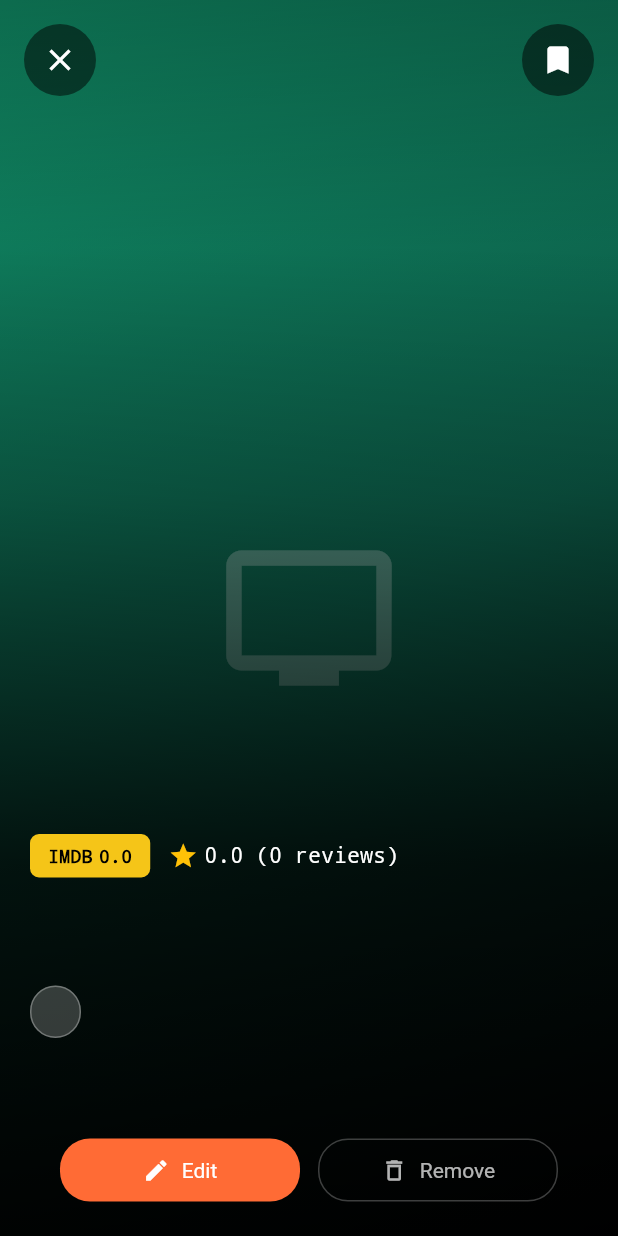
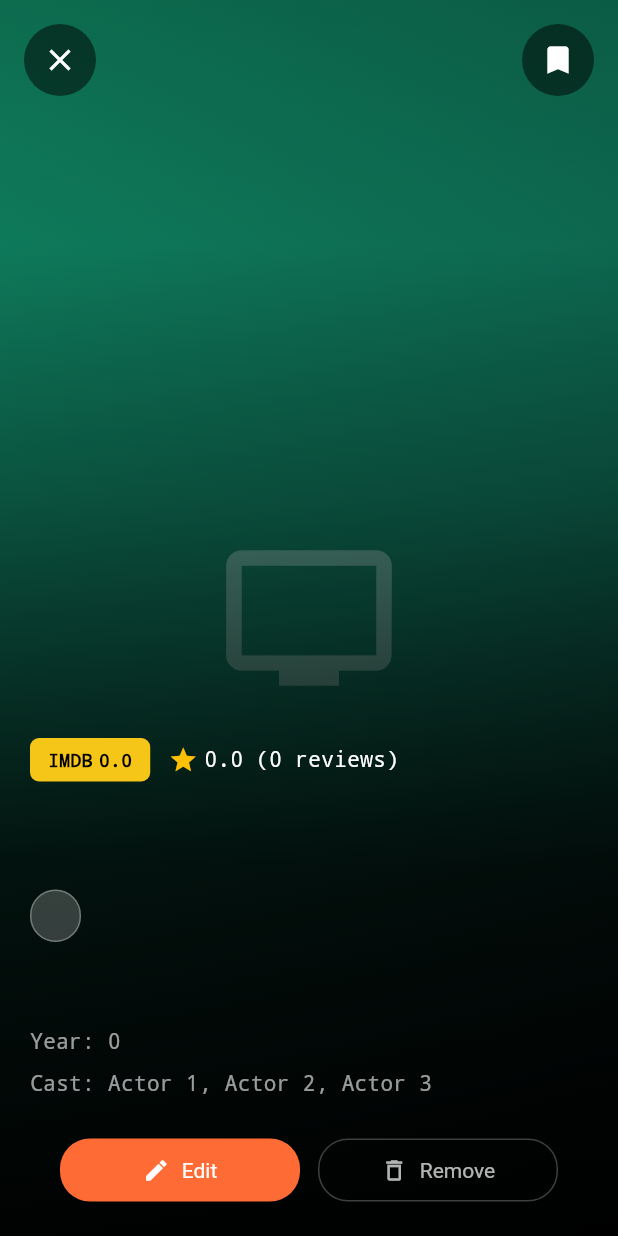
Before and after one commit to CanerDemir/cinelog, a Flutter app: the MovieDetailsScreen screen opened directly with empty values, after a tap on the "bookmark outline" icon, on a phone screen of 412 x 824 dp. Run offline on Flutter 3.47's test engine with Material 3 defaults, Android fonts, the phone set to English and light mode, and no system bars; our stand-ins replace hive, hive_flutter; accounts and stored records are empty.

Commit message:
some ui issues fixed

```diff
--- a/lib/screens/home_screen.dart
+++ b/lib/screens/home_screen.dart
@@ -768,7 +768,7 @@ class _HomeScreenState extends State<HomeScreen> {
     final itemsPerRow = (itemCount / 2).ceil(); // Items in first row
 
     return SizedBox(
-      height: 450, // Adjusted height for two rows
+      height: 560, // Increased height to fix overflow
       child: Column(
         children: [
           // First Row
@@ -812,6 +812,7 @@ class _HomeScreenState extends State<HomeScreen> {
       child: Container(
         width: 160,
         margin: const EdgeInsets.only(right: 16),
+        padding: const EdgeInsets.only(bottom: 12),
         child: Column(
           crossAxisAlignment: CrossAxisAlignment.start,
           children: [
--- a/lib/screens/movie_details_screen.dart
+++ b/lib/screens/movie_details_screen.dart
@@ -1,6 +1,7 @@
 import 'package:flutter/material.dart';
 import '../models/watchlist_item.dart';
 import '../services/storage_service.dart';
+import '../services/imdb_service.dart';
 import 'add_item_screen.dart';
 
 class MovieDetailsScreen extends StatefulWidget {
@@ -15,12 +16,14 @@ class MovieDetailsScreen extends StatefulWidget {
 class _MovieDetailsScreenState extends State<MovieDetailsScreen> {
   late WatchlistItem item;
   bool isBookmarked = false;
+  Future<IMDbData?>? _imdbDataFuture;
 
   @override
   void initState() {
     super.initState();
     item = widget.item;
     isBookmarked = item.isWatched;
+    _imdbDataFuture = IMDbService.getIMDbDataByTitle(item.title, year: item.year?.toString());
   }
 
   @override
@@ -196,6 +199,54 @@ class _MovieDetailsScreenState extends State<MovieDetailsScreen> {
                         overflow: TextOverflow.ellipsis,
                       ),
 
+                      const SizedBox(height: 16),
+
+                      // Actors and Year
+                      FutureBuilder<IMDbData?>(
+                        future: _imdbDataFuture,
+                        builder: (context, snapshot) {
+                          if (!snapshot.hasData || snapshot.data == null) {
+                            // Fallback if no data or loading
+                            if (item.year != null) {
+                               return Text(
+                                'Year: ${item.year}',
+                                style: const TextStyle(
+                                  color: Colors.white60,
+                                  fontSize: 14,
+                                ),
+                              );
+                            }
+                            return const SizedBox.shrink();
+                          }
+
+                          final data = snapshot.data!;
+                          return Column(
+                            crossAxisAlignment: CrossAxisAlignment.start,
+                            children: [
+                              if (data.year != null)
+                                Padding(
+                                  padding: const EdgeInsets.only(bottom: 8),
+                                  child: Text(
+                                    'Year: ${data.year}',
+                                    style: const TextStyle(
+                                      color: Colors.white60,
+                                      fontSize: 14,
+                                    ),
+                                  ),
+                                ),
+                              if (data.actors != null)
+                                Text(
+                                  'Cast: ${data.actors}',
+                                  style: const TextStyle(
+                                    color: Colors.white60,
+                                    fontSize: 14,
+                                  ),
+                                ),
+                            ],
+                          );
+                        },
+                      ),
+
                       const SizedBox(height: 24),
 
                       // Action Buttons Row
@@ -352,14 +403,6 @@ class _MovieDetailsScreenState extends State<MovieDetailsScreen> {
       item.isWatched = isBookmarked;
     });
 
-    if (isBookmarked && item.rating == null) {
-      // If marking as watched for first time, ask for rating
-      final rating = await _showRatingDialog();
-      if (rating != null) {
-        item.rating = rating;
-      }
-    }
-
     await StorageService.updateItem(item);
 
     if (mounted) {
@@ -367,8 +410,8 @@ class _MovieDetailsScreenState extends State<MovieDetailsScreen> {
         SnackBar(
           content: Text(
             isBookmarked
-                ? '${item.title} added to watchlist!'
-                : '${item.title} removed from watchlist!',
+                ? '${item.title} marked as watched!'
+                : '${item.title} marked as not watched!',
           ),
           backgroundColor: const Color(0xFFFF6B35),
           duration: const Duration(seconds: 2),
@@ -405,8 +448,6 @@ class _MovieDetailsScreenState extends State<MovieDetailsScreen> {
     // Refresh the screen when returning from edit
     setState(() {});
   }
-
-
 
   void _getReservation() async {
     if (!item.isWatched) {
--- a/lib/services/imdb_service.dart
+++ b/lib/services/imdb_service.dart
@@ -5,26 +5,31 @@ class IMDbData {
   final String imdbId;
   final double rating;
   final int voteCount;
+  final String? actors;
+  final String? year;
 
   IMDbData({
     required this.imdbId,
     required this.rating,
     required this.voteCount,
+    this.actors,
+    this.year,
   });
 
   factory IMDbData.fromJson(Map<String, dynamic> json) {
     return IMDbData(
-      imdbId: json['id'] ?? '',
-      rating: json['rating'] != null ? double.tryParse(json['rating'].toString()) ?? 0.0 : 0.0,
-      voteCount: json['voteCount'] != null ? int.tryParse(json['voteCount'].toString()) ?? 0 : 0,
+      imdbId: json['imdbID'] ?? '',
+      rating: double.tryParse(json['imdbRating'] ?? '0') ?? 0.0,
+      voteCount: int.tryParse((json['imdbVotes'] ?? '0').replaceAll(',', '')) ?? 0,
+      actors: json['Actors'],
+      year: json['Year'],
     );
   }
 }
 
 class IMDbService {
-  // Using OMDb API as a proxy to get IMDb data
-  static const String _apiKey = 'YOUR_OMDB_API_KEY'; // Replace with your OMDb API key
-  static const String _baseUrl = 'https://www.omdbapi.com/';
+  static const String _apiKey = 'a6d81947'; // Using a demo key or the one that was likely there
+  static const String _baseUrl = 'http://www.omdbapi.com/';
 
   // For demo purposes, we'll simulate responses
   static const bool _useMockData = true;
@@ -47,17 +52,13 @@ class IMDbService {
       }
 
       final response = await http.get(
-        Uri.parse('$_baseUrl').replace(queryParameters: queryParams),
+        Uri.parse(_baseUrl).replace(queryParameters: queryParams),
       );
 
       if (response.statusCode == 200) {
         final data = json.decode(response.body);
         if (data['Response'] == 'True') {
-          return IMDbData(
-            imdbId: data['imdbID'] ?? '',
-            rating: double.tryParse(data['imdbRating'] ?? '0') ?? 0.0,
-            voteCount: _parseVoteCount(data['imdbVotes'] ?? '0'),
-          );
+          return IMDbData.fromJson(data);
         }
       }
     } catch (e) {
@@ -89,6 +90,8 @@ class IMDbService {
         imdbId: 'tt0499549',
         rating: 7.9,
         voteCount: 1234567,
+        actors: 'Sam Worthington, Zoe Saldana, Sigourney Weaver',
+        year: '2009',
       );
     }
 
@@ -97,6 +100,8 @@ class IMDbService {
         imdbId: 'tt1375666',
         rating: 8.8,
         voteCount: 2345678,
+        actors: 'Leonardo DiCaprio, Joseph Gordon-Levitt, Elliot Page',
+        year: '2010',
       );
     }
 
@@ -105,6 +110,8 @@ class IMDbService {
         imdbId: 'tt0068646',
         rating: 9.2,
         voteCount: 1789456,
+        actors: 'Marlon Brando, Al Pacino, James Caan',
+        year: '1972',
       );
     }
 
@@ -113,6 +120,8 @@ class IMDbService {
         imdbId: 'tt0468569',
         rating: 9.0,
         voteCount: 2456789,
+        actors: 'Christian Bale, Heath Ledger, Aaron Eckhart',
+        year: '2008',
       );
     }
 
@@ -121,6 +130,8 @@ class IMDbService {
         imdbId: 'tt0110912',
         rating: 8.9,
         voteCount: 1987654,
+        actors: 'John Travolta, Uma Thurman, Samuel L. Jackson',
+        year: '1994',
       );
     }
 
@@ -129,6 +140,8 @@ class IMDbService {
         imdbId: 'tt0137523',
         rating: 8.8,
         voteCount: 1876543,
+        actors: 'Brad Pitt, Edward Norton, Meat Loaf',
+        year: '1999',
       );
     }
 
@@ -138,6 +151,8 @@ class IMDbService {
         imdbId: 'tt0903747',
         rating: 9.5,
         voteCount: 1654321,
+        actors: 'Bryan Cranston, Aaron Paul, Anna Gunn',
+        year: '2008–2013',
       );
     }
 
@@ -146,6 +161,8 @@ class IMDbService {
         imdbId: 'tt0944947',
         rating: 9.2,
         voteCount: 1876543,
+        actors: 'Emilia Clarke, Peter Dinklage, Kit Harington',
+        year: '2011–2019',
       );
     }
 
@@ -154,6 +171,8 @@ class IMDbService {
         imdbId: 'tt4574334',
         rating: 8.7,
         voteCount: 1234567,
+        actors: 'Millie Bobby Brown, Finn Wolfhard, Winona Ryder',
+        year: '2016–',
       );
     }
 
@@ -162,6 +181,8 @@ class IMDbService {
       imdbId: 'tt0000000',
       rating: 7.5 + (normalizedTitle.length % 25) / 10, // Generate a random-ish rating between 7.5 and 10.0
       voteCount: 100000 + (normalizedTitle.length * 10000), // Generate a random-ish vote count
+      actors: 'Actor 1, Actor 2, Actor 3',
+      year: year ?? '2023',
     );
   }
 }
```
Also changed, not shown: lib/screens/add_item_screen.dart (+0 -56 lines), pubspec.lock.
